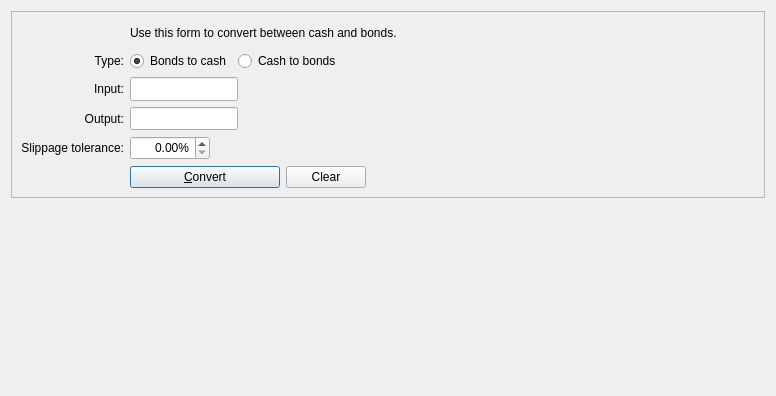
Old version of the form src/qt/forms/convertcoinsdialog.ui in the repository joshdoman/peerfed.
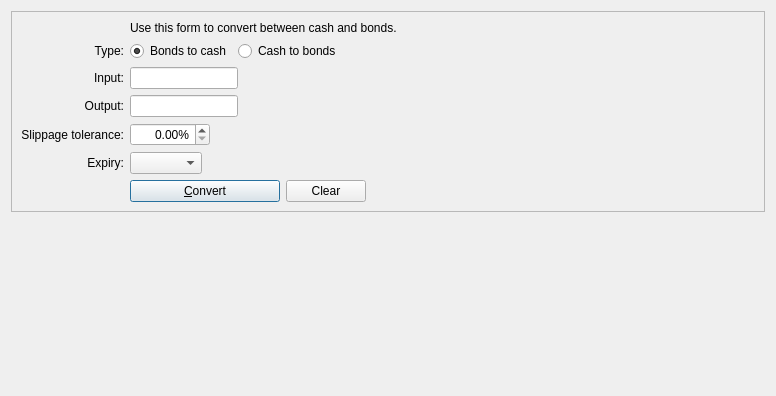
New version of the form. Icons and pictures are not drawn. Custom widgets are drawn as their Qt base class.

Commit message: added conversion deadline GUI

```diff
--- a/src/qt/forms/convertcoinsdialog.ui
+++ b/src/qt/forms/convertcoinsdialog.ui
@@ -89,6 +89,22 @@
           </property>
          </widget>
         </item>
+        <item row="8" column="0">
+         <widget class="QLabel" name="labelExpiry">
+          <property name="toolTip">
+           <string>Transaction will be invalid after this amount of time.</string>
+          </property>
+          <property name="text">
+           <string>Expiry:</string>
+          </property>
+          <property name="alignment">
+           <set>Qt::AlignRight|Qt::AlignTrailing|Qt::AlignVCenter</set>
+          </property>
+          <property name="buddy">
+           <cstring>reqSlippage</cstring>
+          </property>
+         </widget>
+        </item>
         <item row="1" column="2">
          <widget class="QLabel" name="label_5">
           <property name="text">
@@ -139,7 +155,7 @@
           </item>
          </layout>
         </item>
-        <item row="8" column="2">
+        <item row="9" column="2">
          <layout class="QHBoxLayout" name="horizontalLayout_2">
           <item>
            <widget class="QPushButton" name="convertButton">
@@ -202,7 +218,7 @@
           </item>
          </layout>
         </item>
-        <item row="8" column="0">
+        <item row="9" column="0">
          <widget class="QLabel" name="label_7">
           <property name="text">
            <string/>
@@ -347,6 +363,26 @@
           </item>
          </layout>
         </item>
+        <item row="8" column="2">
+         <layout class="QHBoxLayout" name="horizontalLayout_6">
+          <item>
+           <widget class="QComboBox" name="expirySelector"/>
+          </item>
+          <item>
+           <spacer name="horizontalSpacer_6">
+            <property name="orientation">
+             <enum>Qt::Horizontal</enum>
+            </property>
+            <property name="sizeHint" stdset="0">
+             <size>
+              <width>0</width>
+              <height>0</height>
+             </size>
+            </property>
+           </spacer>
+          </item>
+         </layout>
+        </item>
        </layout>
       </item>
      </layout>
```
Left out of the diff: 2 changed lines with no effect on the pictures. The commit also changes 4 other files.
